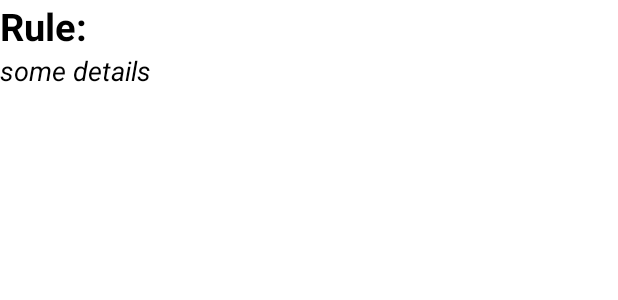
After one commit to shahriar021/android-stock-learn, an Android app: the layout invest_list_item.xml on its own in the app's theme, with its tools: preview values and no code run, on a phone screen of 412 x 824 dp. The commit adds this screen. Shown: the top 300 px of the screen. Run offline under Robolectric (Android 15) with nearby library versions, the phone set to English and light mode, and no system bars.

Commit message:
android app

```diff
--- /dev/null
+++ b/app/src/main/res/layout/invest_list_item.xml
@@ -0,0 +1,33 @@
+<?xml version="1.0" encoding="utf-8"?>
+<LinearLayout
+    xmlns:android="http://schemas.android.com/apk/res/android"
+    android:layout_width="match_parent"
+    android:layout_height="100dp"
+    android:orientation="vertical">
+
+    <TextView
+        android:layout_width="match_parent"
+        android:layout_height="wrap_content"
+        android:text="Rule:"
+        android:textColor="@color/black"
+        android:textStyle="bold"
+        android:textSize="25dp"
+        android:id="@+id/t1"
+        >
+
+    </TextView>
+    <TextView
+        android:layout_width="match_parent"
+        android:layout_height="wrap_content"
+        android:textSize="18dp"
+        android:text="some details"
+        android:textStyle="italic"
+        android:textColor="@color/black"
+        android:id="@+id/t2"
+        >
+
+    </TextView>
+
+
+
+</LinearLayout>
```
Also changed, not shown: app/src/main/java/com/example/learnstockmarket/Adapter.java (added, +54 -0 lines), app/src/main/java/com/example/learnstockmarket/MainActivity.java (+44 -0 lines), app/src/main/java/com/example/learnstockmarket/dashboard.java (+12 -1 lines), app/src/main/java/com/example/learnstockmarket/model.java (added, +19 -0 lines), app/src/main/res/layout/activity_invest_list.xml (+8 -1 lines).
